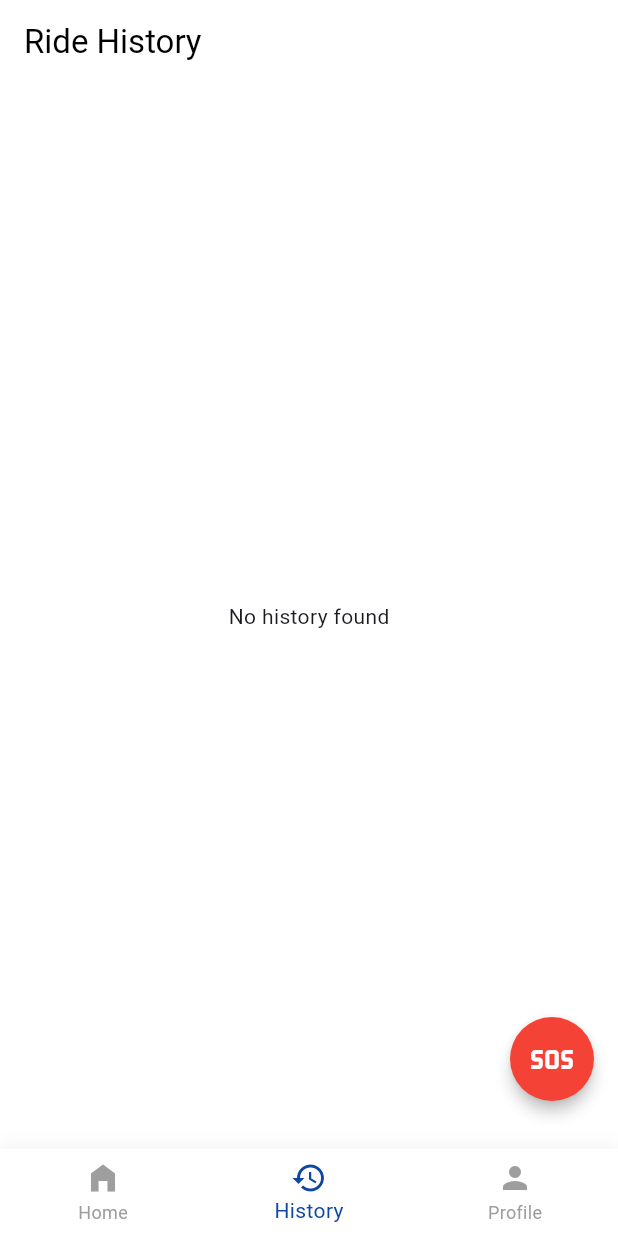
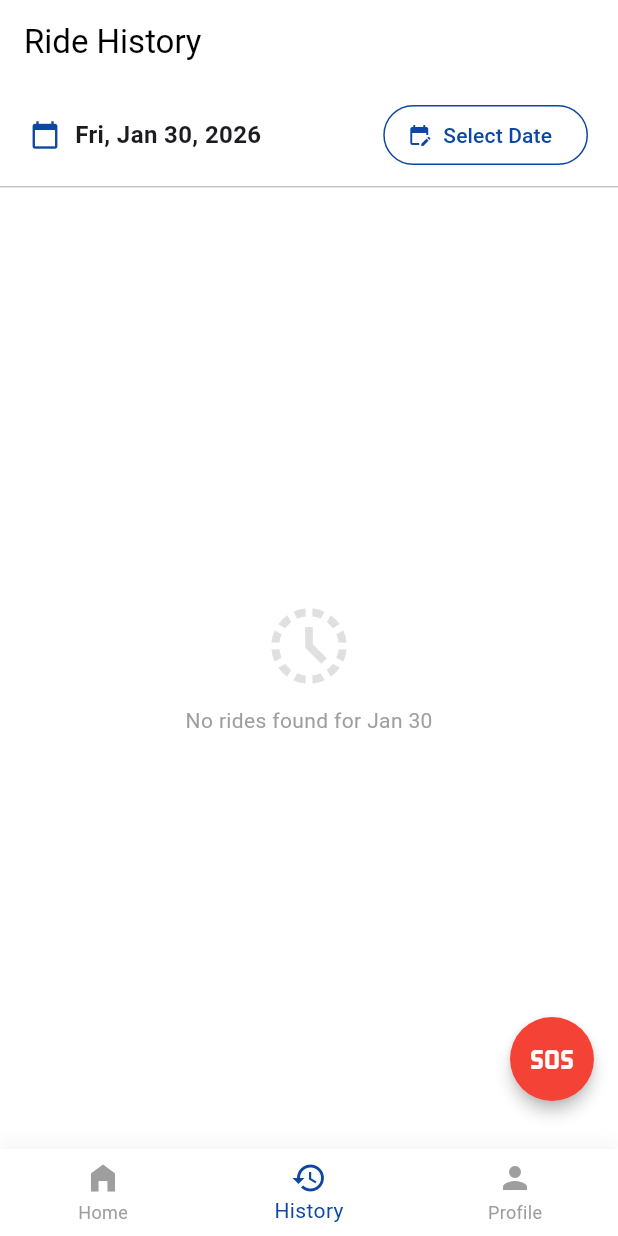
Before and after one commit to YouthStack-Dev/employee-app, a Flutter app: the SchedulesScreen screen opened by its route, item 2 of the bottom bar chosen, on a phone screen of 412 x 824 dp. Run offline on Flutter 3.47's test engine with Material 3 defaults, Android fonts, the phone set to English and light mode, and no system bars; our stand-ins replace device_info_plus, dio, firebase_core, firebase_database, firebase_messaging, flutter_local_notifications and 5 more; accounts and stored records are empty.

Commit message:
Enhance History Tab: Date Selection and Full Ride List

```diff
--- a/lib/screens/schedules_screen.dart
+++ b/lib/screens/schedules_screen.dart
@@ -27,6 +27,7 @@ class _SchedulesScreenState extends State<SchedulesScreen> {
   LatLng _userLocation = const LatLng(12.9716, 77.5946); // Default Bangalore
   Set<Marker> _markers = {};
   bool _locationFound = false;
+  DateTime _selectedHistoryDate = DateTime.now();
 
   @override
   void initState() {
@@ -70,18 +71,29 @@ class _SchedulesScreenState extends State<SchedulesScreen> {
   void _refreshBookings() {
     final user = Provider.of<AuthProvider>(context, listen: false).user;
     if (user?.employeeId != null) {
-      // Fetch -1 day to +7 days
       final now = DateTime.now();
-      // Fetch -1 day to +7 days to be safe, or 0 if "today" logic is preferred.
-      // User reported off-by-one. Ensuring overlapping coverage.
+      // Fetch -1 day to +8 days for Home Dashboard
       final start = now.subtract(const Duration(days: 1));
-      final end = start.add(const Duration(days: 8)); // increased range slightly
+      final end = start.add(const Duration(days: 8));
       final dateFormat = DateFormat('yyyy-MM-dd');
 
       Provider.of<BookingProvider>(context, listen: false).fetchBookings(
         user!.employeeId!,
         startDate: dateFormat.format(start),
         endDate: dateFormat.format(end),
+      );
+    }
+  }
+
+  void _fetchHistoryBookings(DateTime date) {
+    final user = Provider.of<AuthProvider>(context, listen: false).user;
+    if (user?.employeeId != null) {
+      final dateFormat = DateFormat('yyyy-MM-dd');
+      // Fetch specifically for the selected date
+      Provider.of<BookingProvider>(context, listen: false).fetchBookings(
+        user!.employeeId!,
+        startDate: dateFormat.format(date),
+        endDate: dateFormat.format(date),
       );
     }
   }
@@ -99,7 +111,18 @@ class _SchedulesScreenState extends State<SchedulesScreen> {
         ),
         child: BottomNavigationBar(
           currentIndex: _currentIndex,
-          onTap: (index) => setState(() => _currentIndex = index),
+          onTap: (index) {
+             setState(() => _currentIndex = index);
+             if (index == 0) {
+                _refreshBookings(); // Restore Home data
+             } else if (index == 1) {
+                // Default to today for History when switching or keep selected?
+                // User asked for "present day and previous days".
+                // We'll init history with today's data.
+                _selectedHistoryDate = DateTime.now();
+                _fetchHistoryBookings(_selectedHistoryDate);
+             }
+          },
           backgroundColor: Colors.white,
           selectedItemColor: const Color(0xFF0D47A1),
           unselectedItemColor: Colors.grey,
@@ -694,21 +717,80 @@ class _SchedulesScreenState extends State<SchedulesScreen> {
           elevation: 0,
           automaticallyImplyLeading: false,
         ),
+
+        // Date Selection Section
+        Container(
+          padding: const EdgeInsets.symmetric(horizontal: 20, vertical: 10),
+          color: Colors.white,
+          child: Row(
+            children: [
+               const Icon(Icons.calendar_today, color: Color(0xFF0D47A1), size: 20),
+               const SizedBox(width: 10),
+               Text(
+                 DateFormat('EEE, MMM d, yyyy').format(_selectedHistoryDate),
+                 style: const TextStyle(fontSize: 16, fontWeight: FontWeight.bold),
+               ),
+               const Spacer(),
+               OutlinedButton.icon(
+                 onPressed: () async {
+                    final picked = await showDatePicker(
+                      context: context,
+                      initialDate: _selectedHistoryDate,
+                      firstDate: DateTime(2020),
+                      lastDate: DateTime.now(), // Present and previous days only
+                      builder: (context, child) {
+                        return Theme(
+                          data: Theme.of(context).copyWith(
+                            colorScheme: const ColorScheme.light(primary: Color(0xFF0D47A1)),
+                          ),
+                          child: child!,
+                        );
+                      }
+                    );
+                    if (picked != null && picked != _selectedHistoryDate) {
+                       setState(() => _selectedHistoryDate = picked);
+                       _fetchHistoryBookings(picked);
+                    }
+                 },
+                 icon: const Icon(Icons.edit_calendar, size: 16),
+                 label: const Text('Select Date'),
+                 style: OutlinedButton.styleFrom(
+                   foregroundColor: const Color(0xFF0D47A1),
+                   side: const BorderSide(color: Color(0xFF0D47A1)),
+                 ),
+               )
+            ],
+          ),
+        ),
+        const Divider(height: 1),
+
         Expanded(
           child: Consumer<BookingProvider>(
             builder: (context, provider, child) {
-              final history = provider.bookings.where((b) => ['Completed', 'No-Show'].contains(b.status)).toList();
-              // Sort desc by date then time
-              history.sort((a, b) {
-                 // Parse dates for accurate comparison
-                 final dateA = DateTime.tryParse(a.date ?? '') ?? DateTime(1900);
-                 final dateB = DateTime.tryParse(b.date ?? '') ?? DateTime(1900);
-                 int cmp = dateB.compareTo(dateA); // Descending date
-                 if (cmp != 0) return cmp;
-                 return (b.shiftTime ?? b.pickupTime ?? '').compareTo(a.shiftTime ?? a.pickupTime ?? ''); // Descending time
-              });
+              if (provider.isLoading) {
+                 return const Center(child: CircularProgressIndicator(color: Color(0xFF0D47A1)));
+              }
 
-              if (history.isEmpty) return const Center(child: Text('No history found'));
+              // Show ALL rides for the selected date as requested
+              // Provider data is already filtered by API to only return this date's bookings
+              final history = provider.bookings;
+
+              // Sort desc by time (since date is same)
+              // Note: provider.bookings might include active rides if date is today.
+              history.sort((a, b) => (b.shiftTime ?? b.pickupTime ?? '').compareTo(a.shiftTime ?? a.pickupTime ?? ''));
+
+              if (history.isEmpty) {
+                 return Center(
+                   child: Column(
+                     mainAxisAlignment: MainAxisAlignment.center,
+                     children: [
+                       Icon(Icons.history_toggle_off, size: 60, color: Colors.grey.shade300),
+                       const SizedBox(height: 10),
+                       Text('No rides found for ${DateFormat('MMM d').format(_selectedHistoryDate)}', style: TextStyle(color: Colors.grey.shade500)),
+                     ],
+                   ),
+                 );
+              }
 
               return ListView.builder(
                 padding: const EdgeInsets.all(20),
```
